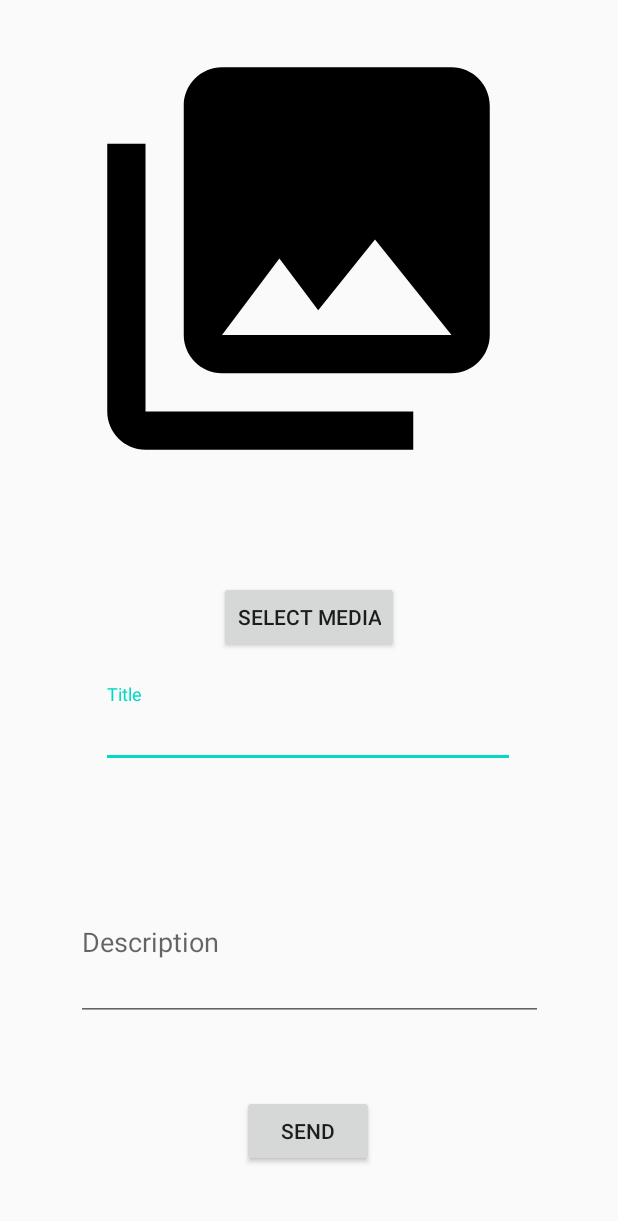
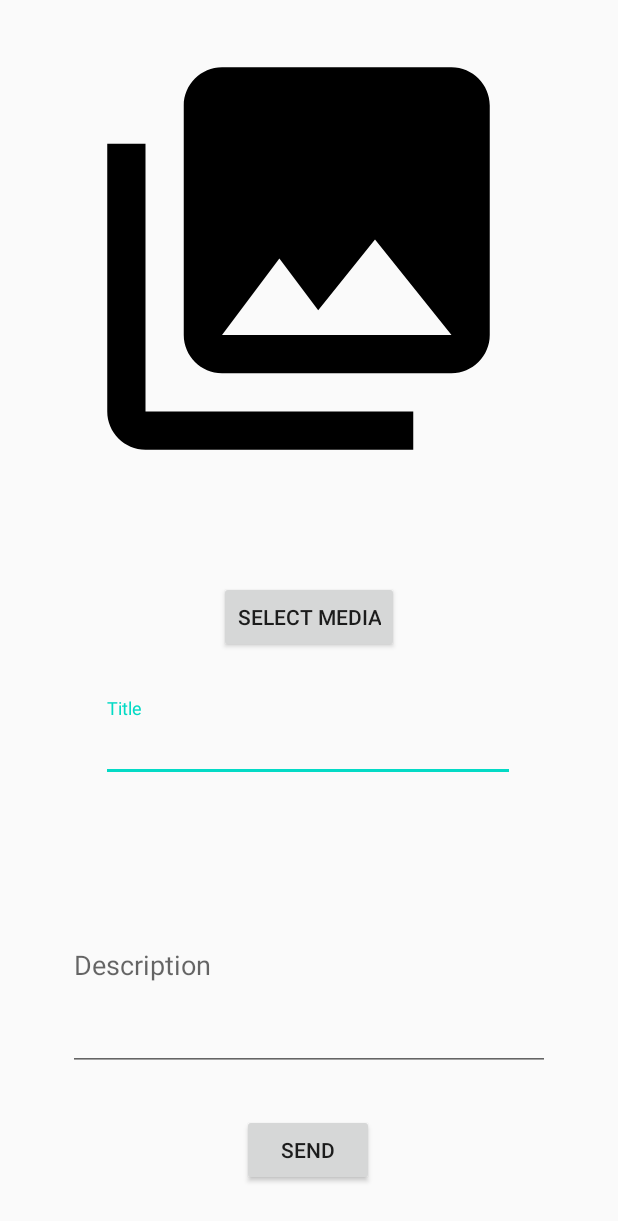
Before and after one commit to mic16/epicture, an Android app: the PostMedia screen opened directly, with no data from a screen before it, on a phone screen of 412 x 824 dp. Shown: the top 1221 px of the screen. Run offline under Robolectric (Android 15) with nearby library versions, the phone set to English and light mode, and no system bars; libraries missing offline, so code that uses them is left out: net.azzerial.jmgur.

Commit message:
send image

```diff
--- a/app/src/main/res/layout/activity_post_media.xml
+++ b/app/src/main/res/layout/activity_post_media.xml
@@ -15,7 +15,7 @@
         app:layout_constraintHorizontal_bias="0.496"
         app:layout_constraintStart_toStartOf="parent"
         app:layout_constraintTop_toTopOf="parent"
-        app:layout_constraintVertical_bias="0.604">
+        app:layout_constraintVertical_bias="0.617">
 
         <com.google.android.material.textfield.TextInputEditText
             android:layout_width="match_parent"
@@ -49,17 +49,17 @@
 
     <com.google.android.material.textfield.TextInputLayout
         android:id="@+id/mediaDescription"
-        android:layout_width="311dp"
-        android:layout_height="116dp"
+        android:layout_width="321dp"
+        android:layout_height="159dp"
         app:layout_constraintBottom_toBottomOf="parent"
         app:layout_constraintEnd_toEndOf="parent"
         app:layout_constraintStart_toStartOf="parent"
         app:layout_constraintTop_toTopOf="parent"
-        app:layout_constraintVertical_bias="0.8">
+        app:layout_constraintVertical_bias="0.849">
 
         <com.google.android.material.textfield.TextInputEditText
             android:layout_width="match_parent"
-            android:layout_height="103dp"
+            android:layout_height="139dp"
             android:hint="@string/description" />
     </com.google.android.material.textfield.TextInputLayout>
 
@@ -74,5 +74,5 @@
         app:layout_constraintHorizontal_bias="0.498"
         app:layout_constraintStart_toStartOf="parent"
         app:layout_constraintTop_toTopOf="parent"
-        app:layout_constraintVertical_bias="0.941" />
+        app:layout_constraintVertical_bias="0.957" />
 </androidx.constraintlayout.widget.ConstraintLayout>
--- a/app/src/main/res/layout/app_bar_main.xml
+++ b/app/src/main/res/layout/app_bar_main.xml
@@ -19,6 +19,6 @@
         android:layout_height="wrap_content"
         android:layout_gravity="bottom|end"
         android:layout_margin="@dimen/fab_margin"
-        app:srcCompat="@android:drawable/ic_dialog_email" />
+        app:srcCompat="@android:drawable/ic_menu_upload" />
 
 </androidx.coordinatorlayout.widget.CoordinatorLayout>
```
